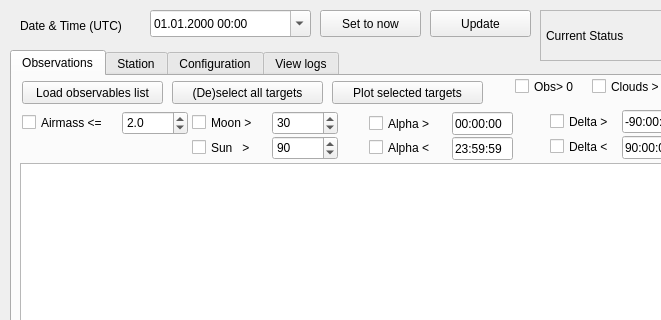
vbonvin/POUET, file pouet/design.ui: the form before one commit; both pictures show x 0 to 661 and y 0 to 320 of the 1368 by 826 pixel window.
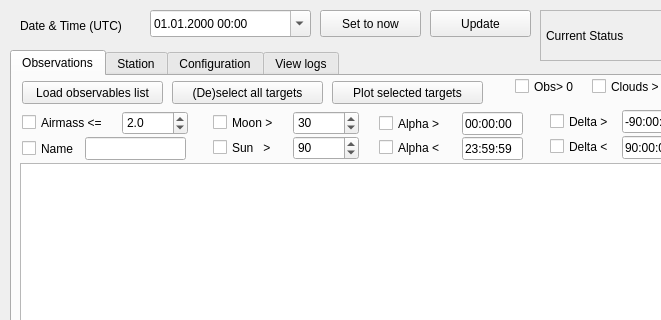
The form after the commit.

Diff of the .ui file:
```diff
--- a/pouet/design.ui
+++ b/pouet/design.ui
@@ -372,7 +372,7 @@
     <widget class="QCheckBox" name="toggleMoondistObs">
      <property name="geometry">
       <rect>
-       <x>180</x>
+       <x>201</x>
        <y>36</y>
        <width>101</width>
        <height>21</height>
@@ -385,7 +385,7 @@
     <widget class="QDoubleSpinBox" name="moondistMinObs">
      <property name="geometry">
       <rect>
-       <x>260</x>
+       <x>281</x>
        <y>35</y>
        <width>66</width>
        <height>24</height>
@@ -404,7 +404,7 @@
     <widget class="QDoubleSpinBox" name="sundistMinObs">
      <property name="geometry">
       <rect>
-       <x>260</x>
+       <x>281</x>
        <y>60</y>
        <width>66</width>
        <height>24</height>
@@ -423,7 +423,7 @@
     <widget class="QCheckBox" name="toggleSundistObs">
      <property name="geometry">
       <rect>
-       <x>180</x>
+       <x>201</x>
        <y>61</y>
        <width>101</width>
        <height>21</height>
@@ -488,7 +488,7 @@
     <widget class="QCheckBox" name="toggleAlphaMinObs">
      <property name="geometry">
       <rect>
-       <x>357</x>
+       <x>367</x>
        <y>37</y>
        <width>81</width>
        <height>21</height>
@@ -501,7 +501,7 @@
     <widget class="QCheckBox" name="toggleAlphaMaxObs">
      <property name="geometry">
       <rect>
-       <x>357</x>
+       <x>367</x>
        <y>61</y>
        <width>81</width>
        <height>21</height>
@@ -566,7 +566,7 @@
     <widget class="QLineEdit" name="alphaMinObs">
      <property name="geometry">
       <rect>
-       <x>440</x>
+       <x>450</x>
        <y>36</y>
        <width>61</width>
        <height>23</height>
@@ -579,7 +579,7 @@
     <widget class="QLineEdit" name="alphaMaxObs">
      <property name="geometry">
       <rect>
-       <x>440</x>
+       <x>450</x>
        <y>61</y>
        <width>61</width>
        <height>23</height>
@@ -647,6 +647,32 @@
       <bool>true</bool>
      </property>
     </widget>
+    <widget class="QCheckBox" name="toggleNameObs">
+     <property name="geometry">
+      <rect>
+       <x>10</x>
+       <y>62</y>
+       <width>61</width>
+       <height>21</height>
+      </rect>
+     </property>
+     <property name="text">
+      <string>Name</string>
+     </property>
+    </widget>
+    <widget class="QLineEdit" name="nameObs">
+     <property name="geometry">
+      <rect>
+       <x>73</x>
+       <y>61</y>
+       <width>101</width>
+       <height>23</height>
+      </rect>
+     </property>
+     <property name="text">
+      <string/>
+     </property>
+    </widget>
    </widget>
    <widget class="QWidget" name="weather">
     <attribute name="title">
```
